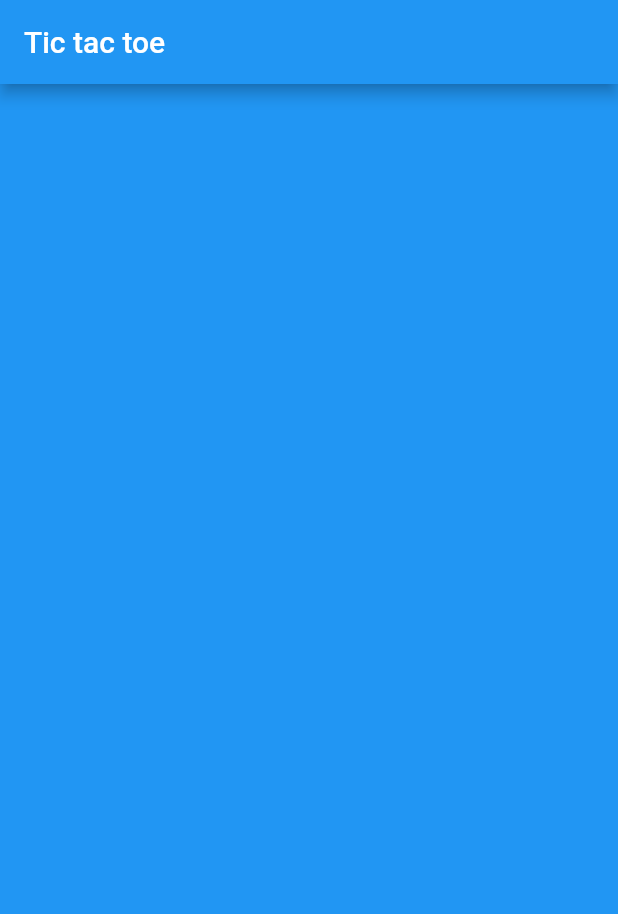
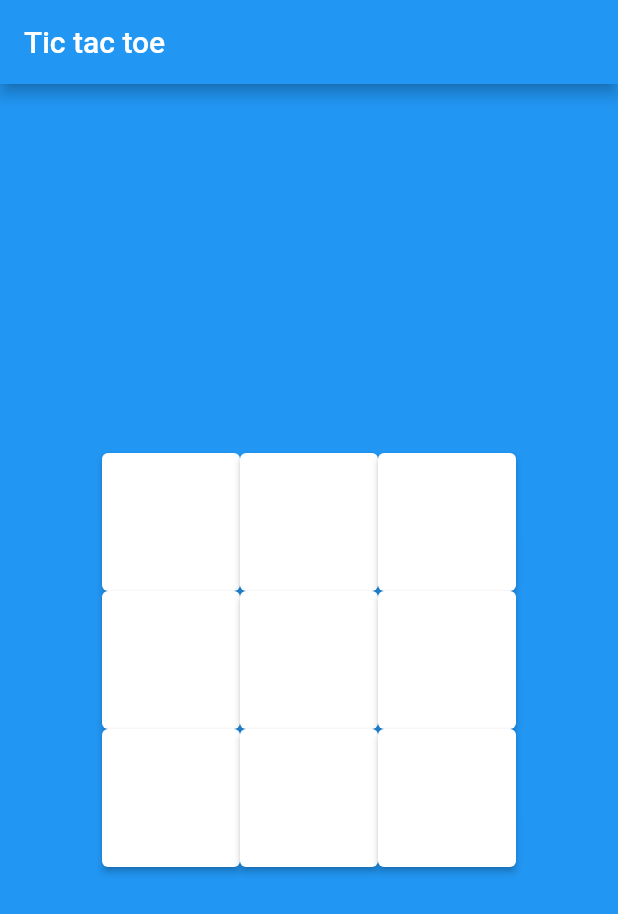
Before and after one commit to Drakunal/tic-tac-toe, a Flutter app: the screen it shows after launch, on a phone screen of 412 x 824 dp. Shown: the top 914 px of the screen. Run offline on Flutter 3.47's test engine with Material 2 defaults, Android fonts, the phone set to English and light mode, and no system bars.

Commit message:
elevated buttons added

```diff
--- a/lib/screens/home.dart
+++ b/lib/screens/home.dart
@@ -1,4 +1,5 @@
 import 'package:flutter/material.dart';
+import 'package:tic_tac_toe/shared/utils.dart';
 
 class Player {
   static const none = '';
@@ -32,6 +33,10 @@ class _HomeState extends State<Home> {
         title: Text("Tic tac toe"),
       ),
       backgroundColor: Colors.blue,
+      body: Column(
+        mainAxisAlignment: MainAxisAlignment.center,
+        children: Utils.modelBuilder(matrix, (index, model) => buildRow(index)),
+      ),
     );
   }
 
@@ -39,4 +44,25 @@ class _HomeState extends State<Home> {
         matrix = List.generate(countMatrix,
             (index) => List.generate(countMatrix, (index) => Player.none));
       });
+
+  Widget buildRow(int index) {
+    final values = matrix[index];
+    return Row(
+      mainAxisAlignment: MainAxisAlignment.center,
+      children: Utils.modelBuilder(
+          values, (indexy, value) => buildField(index, indexy)),
+    );
+  }
+
+  Widget buildField(int index, int indexy) {
+    final value = matrix[index][indexy];
+    return ElevatedButton(
+        style: ElevatedButton.styleFrom(
+            primary: Colors.white, minimumSize: Size(size, size)),
+        onPressed: () {},
+        child: Text(
+          value,
+          style: TextStyle(fontSize: 32),
+        ));
+  }
 }
```
Also changed, not shown: 2 other files.
